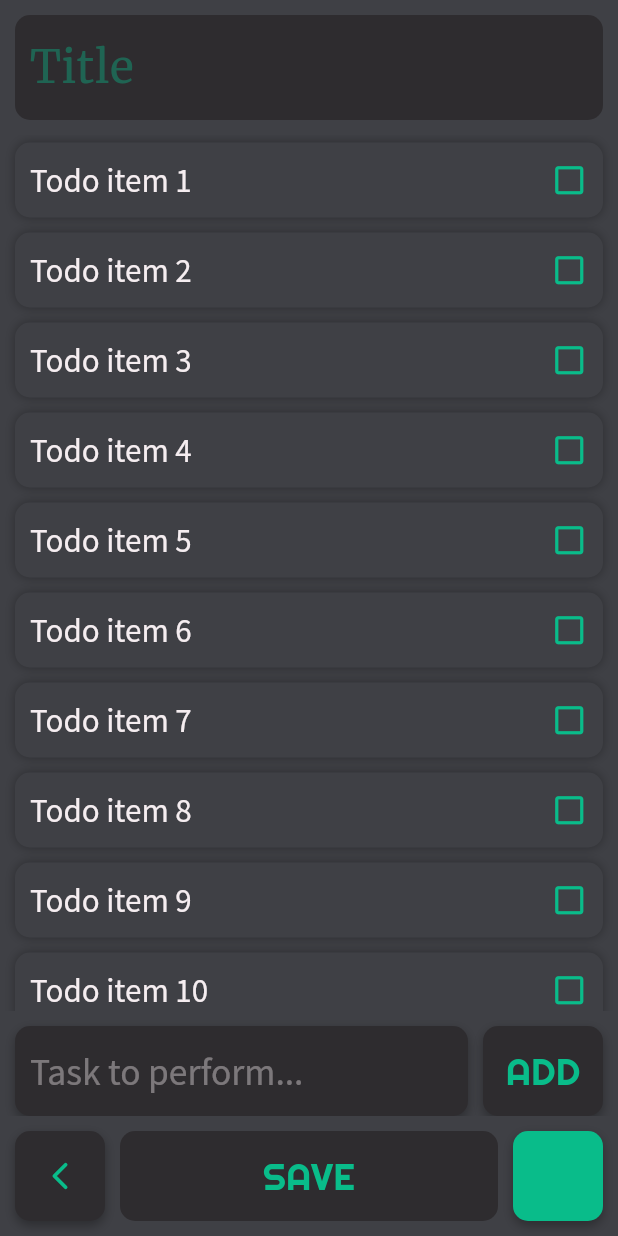
After one commit to coffeekillsbugs/notable, a Flutter app: the NewTodoScreen screen opened by its route, on a phone screen of 412 x 824 dp. The commit adds this screen. Run offline on Flutter 3.47's test engine with Material 2 defaults, Android fonts, the phone set to English and light mode, and no system bars; our stand-ins replace flutter_icons; project files that could hold a hidden picture were left out.

Commit message:
(f) |_ new todo screen

```diff
--- a/lib/Screens/new_todo.dart
+++ /dev/null
@@ -1,22 +0,0 @@
-import 'package:flutter/material.dart';
-import 'package:notes/configs/colors.dart';
-
-class NewTodo extends StatefulWidget {
-  @override
-  _NewTodoState createState() => _NewTodoState();
-}
-
-class _NewTodoState extends State<NewTodo> {
-  @override
-  Widget build(BuildContext context) {
-    return Scaffold(
-      backgroundColor: AppColor.gunMetal,
-      body: Center(
-        child: Text(
-          'NewTodo',
-          style: TextStyle(color: AppColor.carribeanGreen),
-        ),
-      ),
-    );
-  }
-}
--- /dev/null
+++ b/lib/Screens/new_todo_screen.dart
@@ -0,0 +1,220 @@
+import 'package:flutter/material.dart';
+import 'package:flutter_icons/flutter_icons.dart';
+import 'package:notes/components/bottom_floater.dart';
+import 'package:notes/components/footer_actions.dart';
+import 'package:notes/configs/colors.dart';
+import 'package:notes/providers/flag_provider.dart';
+import 'package:provider/provider.dart';
+
+class NewTodoScreen extends StatefulWidget {
+  @override
+  _NewTodoScreenState createState() => _NewTodoScreenState();
+}
+
+class _NewTodoScreenState extends State<NewTodoScreen> {
+  FocusNode _addTaskFocusNode;
+
+  @override
+  Widget build(BuildContext context) {
+    var _flavour = Provider.of<FlagProvider>(context).flavour;
+    var _height =
+        MediaQuery.of(context).size.height - MediaQuery.of(context).padding.top;
+    var _width = MediaQuery.of(context).size.width;
+    return Scaffold(
+      backgroundColor: AppColor.gunMetal,
+      appBar: PreferredSize(
+        preferredSize: Size.fromHeight(90.0),
+        child: SafeArea(
+          child: Padding(
+            padding: EdgeInsets.symmetric(vertical: 10.0, horizontal: 10.0),
+            child: Container(
+              padding: EdgeInsets.symmetric(vertical: 5.0, horizontal: 10.0),
+              decoration: BoxDecoration(
+                color: AppColor.charlestonGreen,
+                borderRadius: BorderRadius.circular(10.0),
+              ),
+              child: TextField(
+                scrollPhysics: BouncingScrollPhysics(),
+                // onSubmitted: (String value) {
+                //   FocusScope.of(context)
+                //       .requestFocus(_addTaskFocusNode);
+                // },
+                // focusNode: _titleFocusNode,
+                //controller: _searchController,
+                keyboardType: TextInputType.text,
+                cursorColor: _flavour,
+                maxLines: 1,
+                style: TextStyle(
+                  color: _flavour,
+                  fontSize: 30.0,
+                  fontFamily: 'Merriweather',
+                ),
+                decoration: InputDecoration(
+                  border: InputBorder.none,
+                  hintText: 'Title',
+                  hintStyle: TextStyle(
+                    color: _flavour.withAlpha(100),
+                    fontSize: 30.0,
+                    fontFamily: 'Merriweather',
+                  ),
+                ),
+              ),
+            ),
+          ),
+        ),
+      ),
+      body: SingleChildScrollView(
+        physics: BouncingScrollPhysics(),
+        child: Column(
+          children: <Widget>[
+            // Todo ListView Builder >>>----------------------->#
+            Container(
+              color: Colors.transparent,
+              height: _height - 240.0,
+              child: ListView.builder(
+                padding: EdgeInsets.symmetric(
+                  horizontal: 10.0,
+                ),
+                physics: BouncingScrollPhysics(),
+                itemCount: 10,
+                itemBuilder: (context, index) => Padding(
+                  padding: EdgeInsets.symmetric(vertical: 5.0),
+                  child: Container(
+                    alignment: Alignment.center,
+                    padding: EdgeInsets.symmetric(vertical: 5.0, horizontal: 10.0),
+                    height: 50.0,
+                    decoration: BoxDecoration(
+                      color: AppColor.gunMetal,
+                      borderRadius: BorderRadius.circular(10.0),
+                      boxShadow: [
+                        BoxShadow(
+                          color: Colors.black.withOpacity(0.3),
+                          offset: Offset(0.0, 0.0),
+                          blurRadius: 5.0,
+                        )
+                      ],
+                    ),
+                    child: Row(
+                      mainAxisAlignment: MainAxisAlignment.spaceBetween,
+                      children: <Widget>[
+                        Text(
+                          'Todo item ${index+1}',
+                          style: TextStyle(
+                            color: AppColor.isabelline,
+                            fontSize: 22.0,
+                            fontFamily: 'SourceSansPro',
+                          ),
+                        ),
+                        GestureDetector(
+                          onTap: () {
+                            print('tapped checkbox');
+                            //TODO checkbox
+                          },
+                          child: Icon(
+                            MaterialIcons.check_box_outline_blank,
+                            color: _flavour,
+                            size: 25.0,
+                          ),
+                        ),
+                      ],
+                    ),
+                  ),
+                ),
+              ),
+            ),
+            SizedBox(height: 10.0),
+            // Todo Adder >>>------------------------>#
+            Padding(
+              padding: EdgeInsets.only(bottom: 10.0, left: 10.0, right: 10.0),
+              child: Container(
+                color: Colors.transparent,
+                height: 60.0,
+                child: Row(
+                  mainAxisAlignment: MainAxisAlignment.spaceBetween,
+                  children: <Widget>[
+                    Container(
+                      alignment: Alignment.center,
+                      padding: EdgeInsets.symmetric(horizontal: 10.0),
+                      width: _width - 110.0,
+                      height: 60.0,
+                      decoration: BoxDecoration(
+                        color: AppColor.charlestonGreen,
+                        borderRadius: BorderRadius.circular(10.0),
+                        boxShadow: [
+                          BoxShadow(
+                            color: Colors.black.withOpacity(0.3),
+                            offset: Offset(0.0, 3.0),
+                            blurRadius: 5.0,
+                          )
+                        ],
+                      ),
+                      child: TextField(
+                        scrollPhysics: BouncingScrollPhysics(),
+                        // onSubmitted: (String value) {
+                        //   FocusScope.of(context)
+                        //       .requestFocus(_bodyFocusNode);
+                        // },
+                        focusNode: _addTaskFocusNode,
+                        //controller: _searchController,
+                        keyboardType: TextInputType.text,
+                        cursorColor: AppColor.isabelline,
+                        maxLines: 1,
+                        style: TextStyle(
+                          color: AppColor.isabelline,
+                          fontSize: 25.0,
+                          fontFamily: 'SourceSansPro',
+                        ),
+                        decoration: InputDecoration(
+                          border: InputBorder.none,
+                          hintText: 'Task to perform...',
+                          hintStyle: TextStyle(
+                            color: AppColor.isabelline.withAlpha(100),
+                            fontSize: 25.0,
+                            fontFamily: 'SourceSansPro',
+                          ),
+                        ),
+                      ),
+                    ),
+                    GestureDetector(
+                      onTap: () {
+                        //TODO add task to list
+                      },
+                      child: Container(
+                        alignment: Alignment.center,
+                        width: 80.0,
+                        height: 60.0,
+                        decoration: BoxDecoration(
+                          color: AppColor.charlestonGreen,
+                          borderRadius: BorderRadius.circular(10.0),
+                          boxShadow: [
+                            BoxShadow(
+                              color: Colors.black.withOpacity(0.3),
+                              offset: Offset(0.0, 3.0),
+                              blurRadius: 5.0,
+                            )
+                          ],
+                        ),
+                        child: Text(
+                          'ADD',
+                          style: TextStyle(
+                            color: _flavour,
+                            fontSize: 25.0,
+                            fontFamily: 'Righteous',
+                          ),
+                        ),
+                      ),
+                    ),
+                  ],
+                ),
+              ),
+            ),
+          ],
+        ),
+      ),
+      bottomNavigationBar: Padding(
+        padding: EdgeInsets.all(10.0),
+        child: FooterActions(),
+      ),
+    );
+  }
+}
--- a/lib/components/bottom_floater.dart
+++ b/lib/components/bottom_floater.dart
@@ -89,6 +89,7 @@ class _BottomFloaterState extends State<BottomFloater> with SingleTickerProvider
                         child: TextField(
                           controller: _searchController,
                           cursorColor: AppColor.carribeanGreen,
+                          keyboardType: TextInputType.text,
                           style: TextStyle(
                               color: AppColor.carribeanGreen,
                               fontSize: 18.0,
--- a/lib/main.dart
+++ b/lib/main.dart
@@ -2,7 +2,7 @@ import 'package:flutter/material.dart';
 import 'package:flutter/services.dart';
 import 'package:provider/provider.dart';
 
-import 'package:notes/routes.dart' as router;
+import './routes.dart' as router;
 import './providers/flag_provider.dart';
 
 void main() {
--- a/lib/routes.dart
+++ b/lib/routes.dart
@@ -1,8 +1,8 @@
 import 'package:flutter/material.dart';
 
 import './screens/homepage.dart';
-import 'screens/new_note_screen.dart';
-import './screens/new_todo.dart';
+import './screens/new_note_screen.dart';
+import './screens/new_todo_screen.dart';
 import './screens/settings.dart';
 
 Route<dynamic> generateRoute(RouteSettings settings) {
@@ -14,7 +14,7 @@ Route<dynamic> generateRoute(RouteSettings settings) {
       return MaterialPageRoute(builder: (context) => NewNote());
 
     case 'newTodo':
-      return MaterialPageRoute(builder: (context) => NewTodo());
+      return MaterialPageRoute(builder: (context) => NewTodoScreen());
 
     case 'settings':
       return MaterialPageRoute(builder: (context) => SettingsScreen());
```
